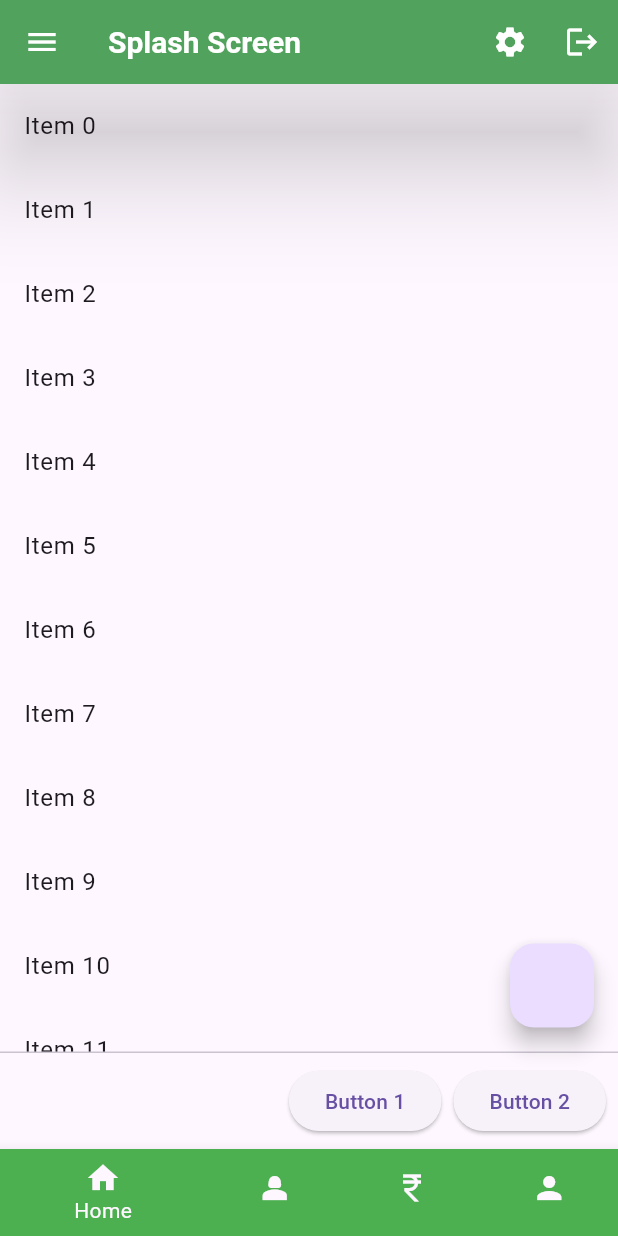
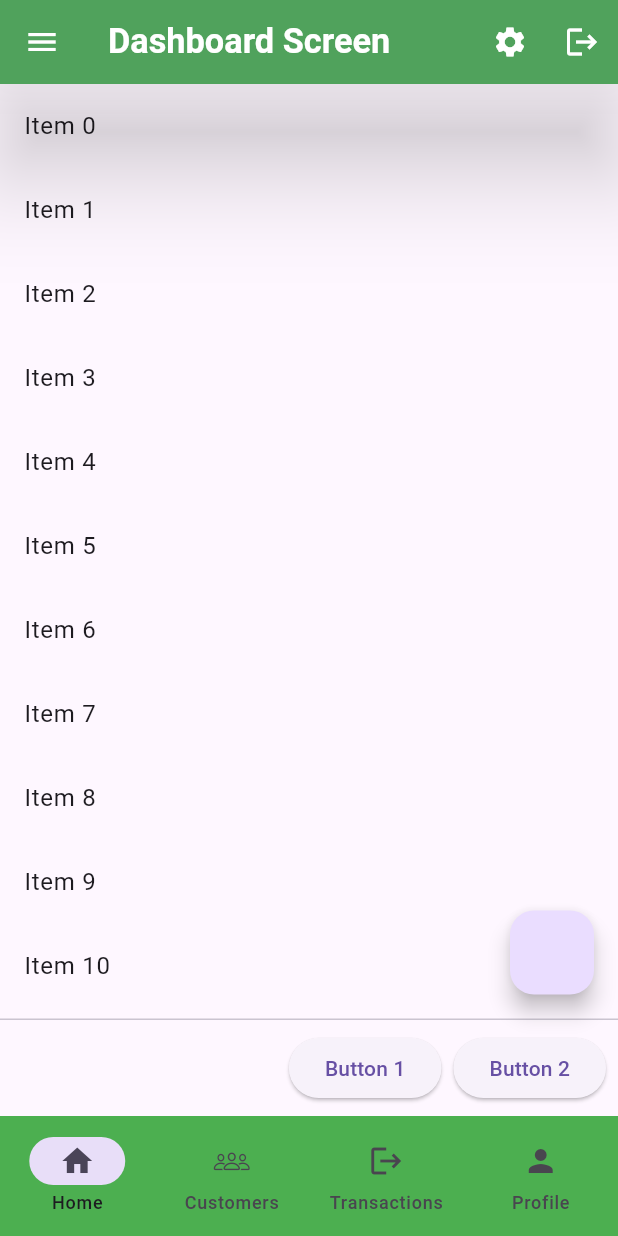
Before and after one commit to ankittripathi4494/project_k, a Flutter app: the screen it shows after launch, in the side drawer, after a tap on the "settings" icon, on a phone screen of 412 x 824 dp. Run offline on Flutter 3.47's test engine with Material 3 defaults, Android fonts, the phone set to English and light mode, and no system bars; our stand-ins replace connectivity_plus, flutter_screenutil, flutter_svg.

Commit message:
feat: Add network connectivity check and enhance navigation
- Introduced NetworkHelper to check network connectivity status.
- Added new SVG resource for network error screen.
- Implemented CustomerScreen, DashboardScreen, ProfileScreen, and TransactionScreen with bottom navigation.
- Enhanced RouteHelper to include new routes for customer list, dashboard, profile, and transactions.
- Updated NetworkErrorScreen to display network error and provide a button to check connectivity.
- Refactored SplashScreen to redirect based on network connectivity.
- Added CustomBottomNavigationBarWidget for consistent navigation across screens.
- Updated AppBar and Drawer widgets for improved UI consistency.
- Added ElevatedButtonWidget for reusable button styling.
- Updated pubspec.yaml to include new dependencies for connectivity and screen utility.

```diff
--- a/analysis_options.yaml
+++ b/analysis_options.yaml
@@ -7,6 +7,9 @@
 
 # The following line activates a set of recommended lints for Flutter apps,
 # packages, and plugins designed to encourage good coding practices.
+analyzer:
+  errors:
+    must_be_immutable: ignore
 include: package:flutter_lints/flutter.yaml
 
 linter:
--- a/lib/global/helpers/image_resource_helper.dart
+++ b/lib/global/helpers/image_resource_helper.dart
@@ -1,4 +1,5 @@
 class ImageResourseHelper {
   static String logoSVGResource = "assets/svgs/Projections-amico.svg";
+  static String networkSVGResource = "assets/svgs/No-connection-bro.svg";
 
 }
--- /dev/null
+++ b/lib/global/helpers/network_helper.dart
@@ -0,0 +1,38 @@
+import 'package:connectivity_plus/connectivity_plus.dart';
+
+class NetworkHelper {
+  static Future<bool> checkNetworkConnectivity() async {
+    final List<ConnectivityResult> connectivityResult = await (Connectivity()
+        .checkConnectivity());
+
+    if (connectivityResult.contains(ConnectivityResult.mobile)) {
+      // Mobile network available.
+      return true;
+    } else if (connectivityResult.contains(ConnectivityResult.wifi)) {
+      // Wi-fi is available.
+      // Note for Android:
+      // When both mobile and Wi-Fi are turned on system will return Wi-Fi only as active network type
+      return true;
+    } else if (connectivityResult.contains(ConnectivityResult.ethernet)) {
+      // Ethernet connection available.
+      return true;
+    } else if (connectivityResult.contains(ConnectivityResult.vpn)) {
+      // Vpn connection active.
+      // Note for iOS and macOS:
+      // There is no separate network interface type for [vpn].
+      // It returns [other] on any device (also simulator)
+      return true;
+    } else if (connectivityResult.contains(ConnectivityResult.bluetooth)) {
+      // Bluetooth connection available.
+      return false;
+    } else if (connectivityResult.contains(ConnectivityResult.other)) {
+      // Connected to a network which is not in the above mentioned networks.
+      return false;
+    } else if (connectivityResult.contains(ConnectivityResult.none)) {
+      // No available network types
+      return false;
+    }
+
+    return false;
+  }
+}
--- a/lib/global/helpers/route_helper.dart
+++ b/lib/global/helpers/route_helper.dart
@@ -1,9 +1,13 @@
 import 'package:flutter/material.dart';
 import 'package:project_k/modules/auth/pages/login_screen.dart';
 import 'package:project_k/modules/auth/pages/register_screen.dart';
+import 'package:project_k/modules/customers/pages/customer_screen.dart';
+import 'package:project_k/modules/dashboard/pages/dashboard_screen.dart';
 import 'package:project_k/modules/errors/pages/network_error_screen.dart';
 import 'package:project_k/modules/errors/pages/page_error_screen.dart';
+import 'package:project_k/modules/profile/pages/profile_screen.dart';
 import 'package:project_k/modules/splash/pages/splash_screen.dart';
+import 'package:project_k/modules/transactions/pages/transaction_sceeen.dart';
 
 class RouteHelper {
   static Route<dynamic>? onGenerateRoute(RouteSettings settings) {
@@ -27,6 +31,30 @@ class RouteHelper {
             arguments: (arguments is Map<String, dynamic>) ? arguments : {},
           ),
         );
+      case '/customer-list':
+        return MaterialPageRoute(
+          builder: (context) => CustomerScreen(
+            arguments: (arguments is Map<String, dynamic>) ? arguments : {},
+          ),
+        );
+      case '/dashboard':
+        return MaterialPageRoute(
+          builder: (context) => DashboardScreen(
+            arguments: (arguments is Map<String, dynamic>) ? arguments : {},
+          ),
+        );
+      case '/transaction':
+        return MaterialPageRoute(
+          builder: (context) => TransactionSceeen(
+            arguments: (arguments is Map<String, dynamic>) ? arguments : {},
+          ),
+        );
+      case '/profile':
+        return MaterialPageRoute(
+          builder: (context) => ProfileScreen(
+            arguments: (arguments is Map<String, dynamic>) ? arguments : {},
+          ),
+        );
       case '/network-error':
         return MaterialPageRoute(
           builder: (context) => NetworkErrorScreen(
--- a/lib/global/widgets/appbar_widget.dart
+++ b/lib/global/widgets/appbar_widget.dart
@@ -1,5 +1,6 @@
 
 import 'package:flutter/material.dart';
+import 'package:flutter_screenutil/flutter_screenutil.dart';
 
 class MyAppBar {
 
@@ -20,7 +21,7 @@ class MyAppBar {
         titleTextStyle ??
         TextStyle(
           color: Colors.white,
-          fontSize: 20,
+          fontSize: 20.sp,
           fontWeight: FontWeight.bold,
         ),
     title: titleWidget ?? Text(titleText ?? ""),
@@ -35,6 +36,7 @@ class MyAppBar {
     List<Widget>? actions,
   }) => AppBar(
     flexibleSpace: Container(
+      margin: EdgeInsets.all(3.r),
       decoration: BoxDecoration(
         gradient: LinearGradient(colors: [Colors.white, Colors.deepOrange]),
       ),
@@ -43,7 +45,7 @@ class MyAppBar {
         titleTextStyle ??
         TextStyle(
           color: Colors.white,
-          fontSize: 20,
+          fontSize: 20.sp,
           fontWeight: FontWeight.bold,
         ),
     iconTheme: iconTheme ?? IconThemeData(color: Colors.white),
--- /dev/null
+++ b/lib/global/widgets/custom_bottom_navigation_bar_widget.dart
@@ -0,0 +1,110 @@
+import 'package:flutter/cupertino.dart';
+import 'package:flutter/material.dart';
+import 'package:project_k/global/models/menu_option.dart';
+
+class CustomBottomNavigationBarWidget extends StatelessWidget {
+  int selectedIndex;
+  CustomBottomNavigationBarWidget({super.key, required this.selectedIndex});
+  static List<Map<String, dynamic>> optionList = [
+    {
+      'id': 1,
+      'option_name': 'Home',
+      'option_value': 'home',
+      'icon': Icons.home,
+    },
+    {
+      'id': 2,
+      'option_name': 'Customers',
+      'option_value': 'customer_list',
+      'icon': CupertinoIcons.person_3,
+    },
+    {
+      'id': 4,
+      'option_name': 'Transactions',
+      'option_value': 'transactions',
+      'icon': Icons.logout,
+    },
+    {
+      'id': 3,
+      'option_name': 'Profile',
+      'option_value': 'profile',
+      'icon': Icons.person,
+    },
+  ];
+
+  @override
+  Widget build(BuildContext context) {
+    // return BottomNavigationBar(
+    //   items: [
+    //     BottomNavigationBarItem(
+    //       icon: Icon(Icons.home),
+    //       label: "Home",
+    //       backgroundColor: Colors.green,
+    //     ),
+    //     BottomNavigationBarItem(
+    //       icon: Icon(Icons.person_2),
+    //       label: "Customers",
+    //       backgroundColor: Colors.green,
+    //     ),
+    //     BottomNavigationBarItem(
+    //       icon: Icon(Icons.currency_rupee),
+    //       label: "Transactions",
+    //       backgroundColor: Colors.green,
+    //     ),
+    //     BottomNavigationBarItem(
+    //       icon: Icon(Icons.person),
+    //       label: "Profile",
+    //       backgroundColor: Colors.green,
+    //     ),
+    //   ],
+    // );
+    final menuOptions = optionList.map((e) => MenuOption.fromJson(e)).toList();
+    return NavigationBar(
+      backgroundColor: Colors.green,
+      selectedIndex: selectedIndex,
+      destinations: menuOptions
+          .map(
+            (c) =>
+                NavigationDestination(icon: Icon(c.icon), label: c.optionName),
+          )
+          .toList(),
+      onDestinationSelected: (value) {
+        getTapValue(context, menuOptions[value]);
+      },
+    );
+  }
+
+  static void getTapValue(BuildContext context, MenuOption item) {
+    switch (item.optionValue) {
+      case 'home':
+        _home(context);
+      case 'profile':
+        _profile(context);
+      case 'customer_list':
+        _customerList(context);
+      case 'add_customer':
+        _customerAdd(context);
+      case 'logout':
+        _logout(context);
+
+      default:
+    }
+  }
+
+  static _home(BuildContext context) =>
+      Navigator.pushReplacementNamed(context, '/dashboard');
+
+  static _profile(BuildContext context) =>
+      Navigator.pushReplacementNamed(context, '/profile');
+
+  static _customerList(BuildContext context) =>
+      Navigator.pushReplacementNamed(context, '/customer-list');
+
+  static _customerAdd(BuildContext context) =>
+      Navigator.pushReplacementNamed(context, '/customer-add');
+
+  static _logout(BuildContext context) {
+    Navigator.pop(context);
+    Navigator.pushReplacementNamed(context, '/login');
+  }
+}
--- a/lib/global/widgets/drawer_widget.dart
+++ b/lib/global/widgets/drawer_widget.dart
@@ -48,6 +48,7 @@ class DrawerWidget {
 
   static getDrawer(BuildContext context) {
     final menuOptions = optionList.map((e) => MenuOption.fromJson(e)).toList();
+
     return Drawer(
       child: Column(
         children: [
@@ -84,7 +85,7 @@ class DrawerWidget {
                 return ListTile(
                   onTap: () => getTapValue(context, item),
                   leading: Icon(item.icon),
-                  title: Text(item.optionName),
+                  title: Text(item.optionName, ),
                   // trailing: item.subOptions != null
                   //     ? Icon(Icons.arrow_drop_down)
                   //     : null,
@@ -95,14 +96,41 @@ class DrawerWidget {
         ],
       ),
     );
+
+
   }
 
   static void getTapValue(BuildContext context, MenuOption item) {
     switch (item.optionValue) {
       case 'home':
-        Navigator.pushReplacementNamed(context, '/');
+        _home(context);
+      case 'profile':
+        _profile(context);
+      case 'customer_list':
+        _customerList(context);
+      case 'add_customer':
+        _customerAdd(context);
+      case 'logout':
+        _logout(context);
 
       default:
     }
   }
+
+  static _home(BuildContext context) =>
+      Navigator.pushReplacementNamed(context, '/');
+
+  static _profile(BuildContext context) =>
+      Navigator.pushReplacementNamed(context, '/');
+
+  static _customerList(BuildContext context) =>
+      Navigator.pushReplacementNamed(context, '/');
+
+  static _customerAdd(BuildContext context) =>
+      Navigator.pushReplacementNamed(context, '/');
+
+  static _logout(BuildContext context) {
+    Navigator.pop(context);
+    Navigator.pushReplacementNamed(context, '/login');
+  }
 }
--- a/lib/main.dart
+++ b/lib/main.dart
@@ -1,15 +1,24 @@
 import 'package:flutter/material.dart';
+import 'package:flutter_screenutil/flutter_screenutil.dart';
 import 'package:project_k/global/helpers/route_helper.dart';
 
 void main(List<String> args) {
   runApp(MyApplication()); //
 }
+
 GlobalKey<NavigatorState> _navigatorKey = GlobalKey<NavigatorState>();
+
 class MyApplication extends StatelessWidget {
   const MyApplication({super.key});
 
   @override
   Widget build(BuildContext context) {
+    return ScreenUtilInit(
+      designSize: const Size(360, 690),
+      minTextAdapt: true,
+      splitScreenMode: true,
+      // Use builder only if you need to use library outside ScreenUtilInit context
+      builder: (_, child) {
         return MaterialApp(
           navigatorKey: _navigatorKey,
           debugShowCheckedModeBanner: false,
@@ -17,5 +26,7 @@ class MyApplication extends StatelessWidget {
           onGenerateRoute: RouteHelper.onGenerateRoute,
           // home: SplashScreen(),
         );
+      },
+    );
   }
 }
--- /dev/null
+++ b/lib/modules/dashboard/pages/dashboard_screen.dart
@@ -0,0 +1,47 @@
+import 'package:flutter/material.dart';
+import 'package:project_k/global/widgets/appbar_widget.dart';
+import 'package:project_k/global/widgets/custom_bottom_navigation_bar_widget.dart';
+import 'package:project_k/global/widgets/drawer_widget.dart';
+
+class DashboardScreen extends StatelessWidget {
+  Map<String, dynamic>? arguments;
+  DashboardScreen({super.key, this.arguments});
+  final GlobalKey<ScaffoldState> _scaffoldKey = GlobalKey<ScaffoldState>();
+  @override
+  Widget build(BuildContext context) {
+    return Scaffold(
+      key: _scaffoldKey,
+      appBar: MyAppBar.appBarWidgetV1(
+        titleText: "Dashboard Screen",
+
+        actions: [
+          IconButton(onPressed: () {}, icon: Icon(Icons.settings)),
+          IconButton(onPressed: () {}, icon: Icon(Icons.logout)),
+        ],
+      ),
+
+      drawer: DrawerWidget.getDrawer(context),
+      body: ListView.builder(
+        itemBuilder: (context, index) {
+          return ListTile(title: Text("Item $index"));
+        },
+        itemCount: 20,
+      ),
+      floatingActionButton: FloatingActionButton(
+        onPressed: () {
+          Navigator.pushNamed(context, '/login');
+        },
+      ),
+      bottomNavigationBar: CustomBottomNavigationBarWidget(selectedIndex: 0,),
+      persistentFooterButtons: [
+        ElevatedButton(
+          onPressed: () {
+            _scaffoldKey.currentState!.openDrawer();
+          },
+          child: Text("Button 1"),
+        ),
+        ElevatedButton(onPressed: () {}, child: Text("Button 2")),
+      ],
+    );
+  }
+}
--- a/lib/modules/splash/pages/splash_screen.dart
+++ b/lib/modules/splash/pages/splash_screen.dart
@@ -1,70 +1,44 @@
 import 'package:flutter/material.dart';
-import 'package:project_k/global/widgets/appbar_widget.dart';
-import 'package:project_k/global/widgets/drawer_widget.dart';
-import 'package:project_k/modules/auth/pages/login_screen.dart';
+import 'package:flutter_svg/flutter_svg.dart';
+import 'package:project_k/global/helpers/image_resource_helper.dart';
+import 'package:project_k/global/helpers/network_helper.dart';
 
-class SplashScreen extends StatelessWidget {
+class SplashScreen extends StatefulWidget {
   Map<String, dynamic>? arguments;
   SplashScreen({super.key, this.arguments});
-  final GlobalKey<ScaffoldState> _scaffoldKey = GlobalKey<ScaffoldState>();
+
+  @override
+  State<SplashScreen> createState() => _SplashScreenState();
+}
+
+class _SplashScreenState extends State<SplashScreen> {
+  // LifeCycle ->
+  @override
+  void initState() {
+    Future.delayed(Duration(seconds: 2), () {
+      redirectMethod();
+    });
+    super.initState();
+  }
+
+  Future<void> redirectMethod() async {
+    bool networkConnected = await NetworkHelper.checkNetworkConnectivity();
+    if (networkConnected == true) {
+      Navigator.pushNamed(context, '/dashboard');
+    } else {
+      Navigator.pushNamed(context, '/network-error');
+    }
+  }
+
   @override
   Widget build(BuildContext context) {
-    return Scaffold(
-      key: _scaffoldKey,
-      appBar: MyAppBar.appBarWidgetV1(
-        titleText: "Splash Screen",
-
-        actions: [
-          IconButton(onPressed: () {}, icon: Icon(Icons.settings)),
-          IconButton(onPressed: () {}, icon: Icon(Icons.logout)),
-        ],
+    return PopScope(
+      canPop: false,
+      child: Scaffold(
+        body: Center(
+          child: SvgPicture.asset(ImageResourseHelper.logoSVGResource),
+        ),
       ),
-
-      drawer: DrawerWidget.getDrawer(context),
-      body: ListView.builder(
-        itemBuilder: (context, index) {
-          return ListTile(title: Text("Item $index"));
-        },
-        itemCount: 20,
-      ),
-      floatingActionButton: FloatingActionButton(
-        onPressed: () {
-          Navigator.pushNamed(context, '/login');
-        },
-      ),
-      bottomNavigationBar: BottomNavigationBar(
-        items: [
-          BottomNavigationBarItem(
-            icon: Icon(Icons.home),
-            label: "Home",
-            backgroundColor: Colors.green,
-          ),
-          BottomNavigationBarItem(
-            icon: Icon(Icons.person_2),
-            label: "Customers",
-            backgroundColor: Colors.green,
-          ),
-          BottomNavigationBarItem(
-            icon: Icon(Icons.currency_rupee),
-            label: "Transactions",
-            backgroundColor: Colors.green,
-          ),
-          BottomNavigationBarItem(
-            icon: Icon(Icons.person),
-            label: "Profile",
-            backgroundColor: Colors.green,
-          ),
-        ],
-      ),
-      persistentFooterButtons: [
-        ElevatedButton(
-          onPressed: () {
-            _scaffoldKey.currentState!.openDrawer();
-          },
-          child: Text("Button 1"),
-        ),
-        ElevatedButton(onPressed: () {}, child: Text("Button 2")),
-      ],
     );
   }
 }
--- a/pubspec.yaml
+++ b/pubspec.yaml
@@ -36,6 +36,8 @@ dependencies:
   cupertino_icons: ^1.0.8
   flutter_native_splash: ^2.4.6
   flutter_svg: ^2.2.1
+  flutter_screenutil: ^5.9.3
+  connectivity_plus: ^7.0.0
 
 flutter_native_splash:
   # This package generates native code to customize Flutter's default white native splash screen
```
Also changed, not shown: lib/global/widgets/elevated_button_widget.dart (added, +12 -0 lines), lib/modules/customers/pages/customer_screen.dart (added, +14 -0 lines), lib/modules/errors/pages/network_error_screen.dart (+30 -1 lines), lib/modules/profile/pages/profile_screen.dart (added, +14 -0 lines), lib/modules/transactions/pages/transaction_sceeen.dart (added, +14 -0 lines), assets/svgs/No-connection-bro.svg (added), pubspec.lock. Lines whose indentation alone changed are shown as unchanged.
